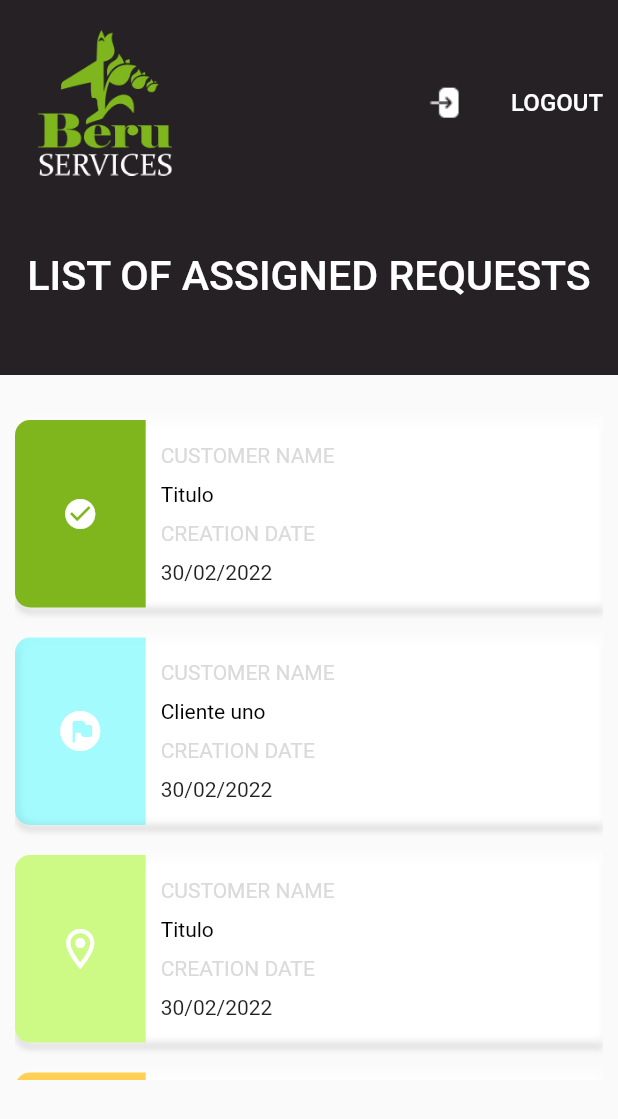
After one commit to beru-services/beru_app_mobile, a Flutter app: the ListAssignedRequestsScreen screen opened by its route, on a phone screen of 412 x 824 dp. The commit adds this screen. Shown: the top 1119 px of the screen. Run offline on Flutter 3.47's test engine with Material 2 defaults, Android fonts, the light colour scheme and no system bars; our stand-ins replace dio, flutter_dotenv, reactive_forms, sqflite; accounts and stored records are empty.

Commit message:
[FEAT] new screen for list service order

```diff
--- /dev/null
+++ b/lib/AssignedRequests/ui/screens/list_assigned_requests_screen.dart
@@ -0,0 +1,44 @@
+import 'package:beru_app/AssignedRequests/ui/widgets/background_assigned_request.dart';
+import 'package:beru_app/AssignedRequests/ui/widgets/card_item.dart';
+import 'package:flutter/material.dart';
+
+import '../../../utils/app_colors.dart';
+import '../../service_order_model.dart';
+
+class ListAssignedRequestsScreen extends StatefulWidget {
+  @override
+  State<StatefulWidget> createState() => _ListAssignedRequestsScreen();
+}
+
+class _ListAssignedRequestsScreen extends State<ListAssignedRequestsScreen> {
+  @override
+  Widget build(BuildContext context) {
+    return Scaffold(
+        appBar: AppBar(backgroundColor: AppColors.black, toolbarHeight: 0),
+        body: Column(
+          children: [
+            Container(
+              color: AppColors.black,
+              child: const BackgroundAssignedRequest(
+                  title: "LIST OF ASSIGNED REQUESTS"),
+            ),
+            Container(
+              height: 480,
+              padding: const EdgeInsets.all(10),
+              child: SingleChildScrollView(
+                child:_listItems(),
+              )
+            )
+          ],
+        ));
+  }
+
+  Widget _listItems() {
+    return Column(children: const [
+      CardItem(client: 'Titulo', status: StatusServiceOrder.D,),
+      CardItem(client: 'Cliente uno', status: StatusServiceOrder.S,),
+      CardItem(client: 'Titulo', status: StatusServiceOrder.T,),
+      CardItem(client: 'ANGEL BEJARANO', status: StatusServiceOrder.A,),
+    ]);
+  }
+}
--- /dev/null
+++ b/lib/AssignedRequests/ui/widgets/background_assigned_request.dart
@@ -0,0 +1,102 @@
+import 'package:flutter/material.dart';
+
+import '../../../utils/app_colors.dart';
+import '../../../utils/app_fonts.dart';
+
+class BackgroundAssignedRequest extends StatelessWidget {
+  final String title;
+
+  const BackgroundAssignedRequest({
+    Key? key,
+    required this.title,
+  }) : super(key: key);
+
+  @override
+  Widget build(BuildContext context) {
+    return SizedBox(
+      height: 250,
+      child: ListView(
+        children: [
+          Padding(
+            padding:
+                const EdgeInsets.only(top: 0, left: 10, right: 10, bottom: 0),
+            child: Row(
+              children: [
+                _logo(),
+                const Expanded(flex: 1, child: Text('')),
+                _logout(),
+                _titleLogOut()
+              ],
+            ),
+          ),
+          _title()
+        ],
+      ),
+    );
+  }
+
+  Widget _titleLogOut() {
+    return Expanded(
+        flex: 0,
+        child: Container(
+          margin: const EdgeInsets.only(top: 20),
+          child: const Text(
+            "LOGOUT",
+            textAlign: TextAlign.left,
+            style: TextStyle(
+                fontFamily: AppFonts.fontMedium,
+                color: Colors.white,
+                fontSize: 16),
+          ),
+        ));
+  }
+
+  Widget _logout() {
+    return Expanded(
+      flex: 0,
+      child: Container(
+        margin: const EdgeInsets.only(top: 20),
+        height: 97,
+        width: 90,
+        decoration: const BoxDecoration(
+          color: AppColors.black,
+          image: DecorationImage(
+            image: AssetImage("images/logout.png"),
+          ),
+        ),
+      ),
+    );
+  }
+
+  Widget _logo() {
+    return Expanded(
+      flex: 1,
+      child: Container(
+        margin: const EdgeInsets.only(top: 20),
+        height: 97,
+        width: 90,
+        decoration: const BoxDecoration(
+          color: AppColors.black,
+          image: DecorationImage(
+            image: AssetImage("images/logo.png"),
+          ),
+        ),
+      ),
+    );
+  }
+
+  Widget _title() {
+    return Container(
+      margin: const EdgeInsets.only(top: 50),
+      child: Text(
+        title,
+        textAlign: TextAlign.center,
+        style: const TextStyle(
+          fontFamily: AppFonts.fontMedium,
+          fontSize: 27.5,
+          color: Colors.white,
+        ),
+      ),
+    );
+  }
+}
--- /dev/null
+++ b/lib/AssignedRequests/ui/widgets/card_item.dart
@@ -0,0 +1,139 @@
+import 'package:beru_app/utils/app_colors.dart';
+import 'package:flutter/material.dart';
+
+import '../../service_order_model.dart';
+
+class CardItem extends StatelessWidget {
+  final String client;
+  final StatusServiceOrder status;
+
+  const CardItem({Key? key, required this.client, required this.status})
+      : super(key: key);
+
+  @override
+  Widget build(BuildContext context) {
+    return Container(
+      margin: const EdgeInsets.only(top: 20),
+      decoration: const BoxDecoration(
+        boxShadow: [
+          BoxShadow(
+            color: AppColors.lightGrey,
+            offset: Offset(
+              0.0,
+              4.0,
+            ),
+            blurRadius: 3.0,
+            spreadRadius: 0,
+          ),
+          BoxShadow(
+            color: Colors.white,
+            offset: Offset(2, 0),
+            blurRadius: 4,
+            spreadRadius: 0.0,
+          ),
+        ],
+        borderRadius: BorderRadius.only(
+            topLeft: Radius.circular(10), bottomLeft: Radius.circular(10)),
+      ),
+      child: Row(
+        children: [
+          Expanded(
+              flex: 2,
+              child: Container(
+                height: 125,
+                width: 200,
+                // color: _colorStatusOrder(StatusServiceOrder.S),
+                decoration: BoxDecoration(
+                    borderRadius: const BorderRadius.only(
+                        topLeft: Radius.circular(10),
+                        bottomLeft: Radius.circular(10)),
+                    color: _colorStatusOrder(status)),
+                child: _iconStatusOrder(status),
+              )),
+          const Expanded(flex: 0, child: Text('')),
+          Expanded(
+              flex: 7,
+              child: Column(
+                crossAxisAlignment: CrossAxisAlignment.start,
+                children: [
+                  const Padding(
+                      padding: EdgeInsets.only(bottom: 10, left: 10, top: 10),
+                      child: Text(
+                        "CUSTOMER NAME",
+                        textAlign: TextAlign.left,
+                        style: TextStyle(
+                          color: AppColors.lightGrey,
+                        ),
+                      )),
+                  Padding(
+                    padding: const EdgeInsets.only(bottom: 10, left: 10),
+                    child: Text(
+                      client,
+                      textAlign: TextAlign.left,
+                      style: const TextStyle(
+                        color: Colors.black,
+                      ),
+                    ),
+                  ),
+                  const Padding(
+                      padding: EdgeInsets.only(bottom: 10, left: 10),
+                      child: Text(
+                        "CREATION DATE",
+                        textAlign: TextAlign.left,
+                        style: TextStyle(
+                          color: AppColors.lightGrey,
+                        ),
+                      )),
+                  const Padding(
+                    padding: EdgeInsets.only(
+                      bottom: 10,
+                      left: 10,
+                    ),
+                    child: Text(
+                      '30/02/2022',
+                      textAlign: TextAlign.left,
+                    ),
+                  )
+                ],
+              )),
+        ],
+      ),
+    );
+  }
+
+  Icon _iconStatusOrder(StatusServiceOrder status) {
+    if (status == StatusServiceOrder.A) {
+      return const Icon(Icons.info_rounded, color: Colors.white, size: 24.0);
+    } else if (status == StatusServiceOrder.S ) {
+      return const Icon(
+        Icons.flag_circle_rounded,
+        color: Colors.white,
+        size: 32.0,
+      );
+    } else if (status == StatusServiceOrder.T) {
+      return const Icon(
+        Icons.location_on_outlined,
+        color: Colors.white,
+        size: 32.0,
+      );
+    }
+
+    return const Icon(
+      Icons.check_circle,
+      color: Colors.white,
+      size: 24.0,
+    );
+  }
+
+  _colorStatusOrder(StatusServiceOrder status) {
+    if (status == StatusServiceOrder.A) {
+      return AppColors.yellow;
+    } else if (status == StatusServiceOrder.S) {
+      return AppColors.blue;
+    } else if (status == StatusServiceOrder.T) {
+      return AppColors.lightGreen;
+    }
+
+    return AppColors.green;
+  }
+}
--- a/lib/main.dart
+++ b/lib/main.dart
@@ -1,5 +1,7 @@
 import 'package:beru_app/Auth/ui/screens/login_screen.dart';
 import 'package:flutter/material.dart';
+
+import 'AssignedRequests/ui/screens/list_assigned_requests_screen.dart';
 
 void main() {
   runApp(const MyApp());
@@ -15,7 +17,8 @@ class MyApp extends StatelessWidget {
       debugShowCheckedModeBanner: false,
       initialRoute: '/',
       routes: {
-        '/': (context) => LoginScreen(),
+        '/': (context) => const LoginScreen(),
+        '/list': (context) => ListAssignedRequestsScreen()
       }
     );
   }
--- a/lib/utils/app_colors.dart
+++ b/lib/utils/app_colors.dart
@@ -3,7 +3,9 @@ import 'package:flutter/cupertino.dart';
 class AppColors {
   static const Color black = Color.fromARGB(255, 37, 33, 36);
   static const Color green = Color.fromARGB(255, 127, 182, 30);
+  static const Color lightGreen = Color.fromARGB(255, 205, 250, 132);
   static const Color red = Color.fromARGB(255, 255, 45, 45);
   static const Color lightGrey = Color.fromARGB(255, 218, 218, 218);
-
+  static const Color yellow = Color.fromARGB(255, 255, 208, 83);
+  static const Color blue = Color.fromARGB(100, 21, 245, 252);
 }
--- a/pubspec.yaml
+++ b/pubspec.yaml
@@ -62,12 +62,16 @@ flutter_icons:
 
 flutter:
 
+  # The following line ensures that the Material Icons font is
+  # included with your application, so that you can use the icons in
+  # the material Icons class.
   uses-material-design: true
 
   assets:
     - images/bg.png
     - images/image.png
     - images/logo.png
+    - images/logout.png
 
 
   fonts:
```
Also changed, not shown: lib/AssignedRequests/service_order_model.dart (added, +106 -0 lines), lib/Auth/ui/widgets/form_login.dart (+9 -3 lines), images/logout.png (added), lib/AssignedRequests/assigned_request_repository.dart (added), pubspec.lock, 72 other files.
